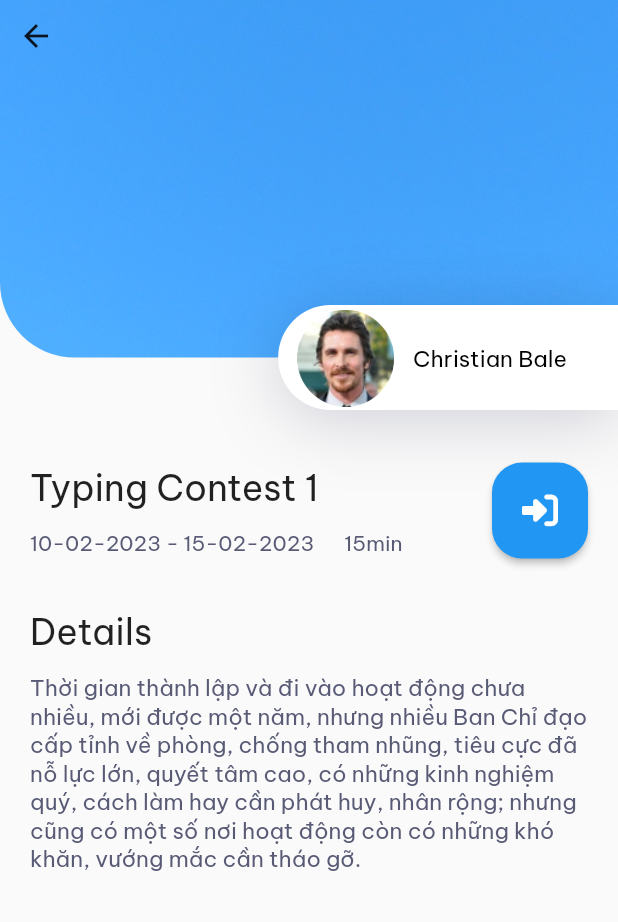
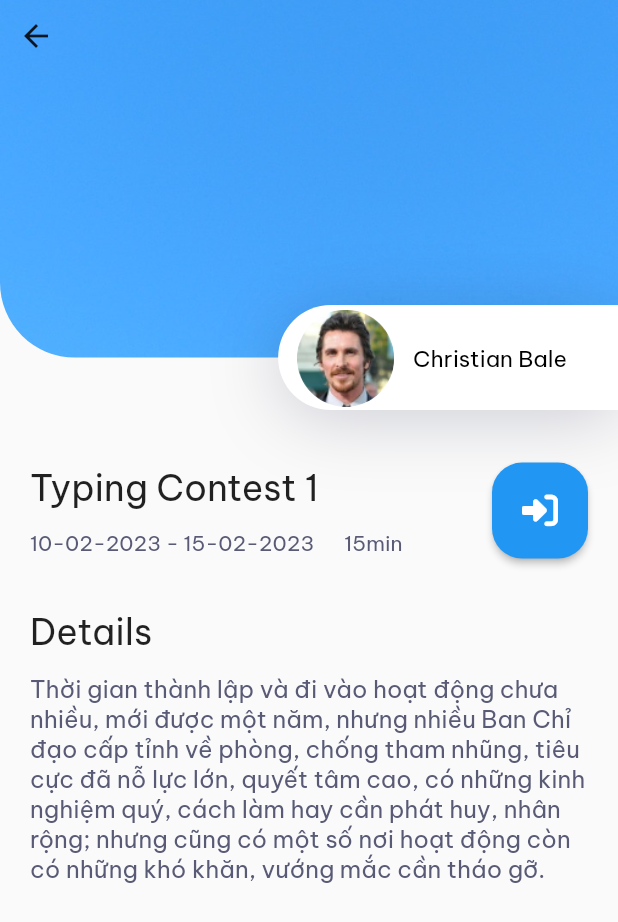
Before and after one commit to Nhat-An-GitOrganization/typing_contest_mobile, a Flutter app: the HomePage screen opened directly, scrolled down 576 dp, after a tap on "Tham gia", on a phone screen of 412 x 824 dp. Shown: the top 922 px of the screen. Run offline on Flutter 3.47's test engine with Material 2 defaults, Android fonts, the phone set to English and light mode, and no system bars; our stand-ins replace awesome_dialog, curved_navigation_bar, firebase_auth, firebase_core, flutter_svg, font_awesome_flutter and 3 more; accounts and stored records are empty; project files that could hold a hidden picture were left out.

Commit message:
new_andeptrai

```diff
--- a/lib/component/contest/contest_card.dart
+++ b/lib/component/contest/contest_card.dart
@@ -78,10 +78,8 @@ class ContestCard extends StatelessWidget {
                     padding: const EdgeInsets.symmetric(horizontal: 20),
                     child: Text(
                       ct.title,
-                      style: const TextStyle(
-                        fontSize: 16,
-                        //fontWeight: FontWeight.bold,
-                        fontFamily: 'BeVietnamPro',
+                      style: TextStyle(
+                        fontSize: size.height * (16 / size.height),
                       ),
                     ),
                   ),
--- a/lib/component/details_contest/backdrop_details_cts.dart
+++ b/lib/component/details_contest/backdrop_details_cts.dart
@@ -38,7 +38,7 @@ class BackGroundDetailCT extends StatelessWidget {
             child: Container(
               //cover 90% picture
               width: size.width * 0.55,
-              height: 70,
+              height: size.height * 0.085,
               decoration: BoxDecoration(
                 color: Colors.white,
                 borderRadius: const BorderRadius.only(
--- a/lib/component/details_contest/details_contest_page.dart
+++ b/lib/component/details_contest/details_contest_page.dart
@@ -31,8 +31,8 @@ class DetailsPageContest extends StatelessWidget {
           padding: const EdgeInsets.symmetric(horizontal: 20),
           child: Text(
             contest.description,
-            style: const TextStyle(
-              fontSize: 15,
+            style: TextStyle(
+              fontSize: size.height * (16 / size.height),
               color: Color.fromARGB(255, 89, 91, 118),
             ),
           ),
```
